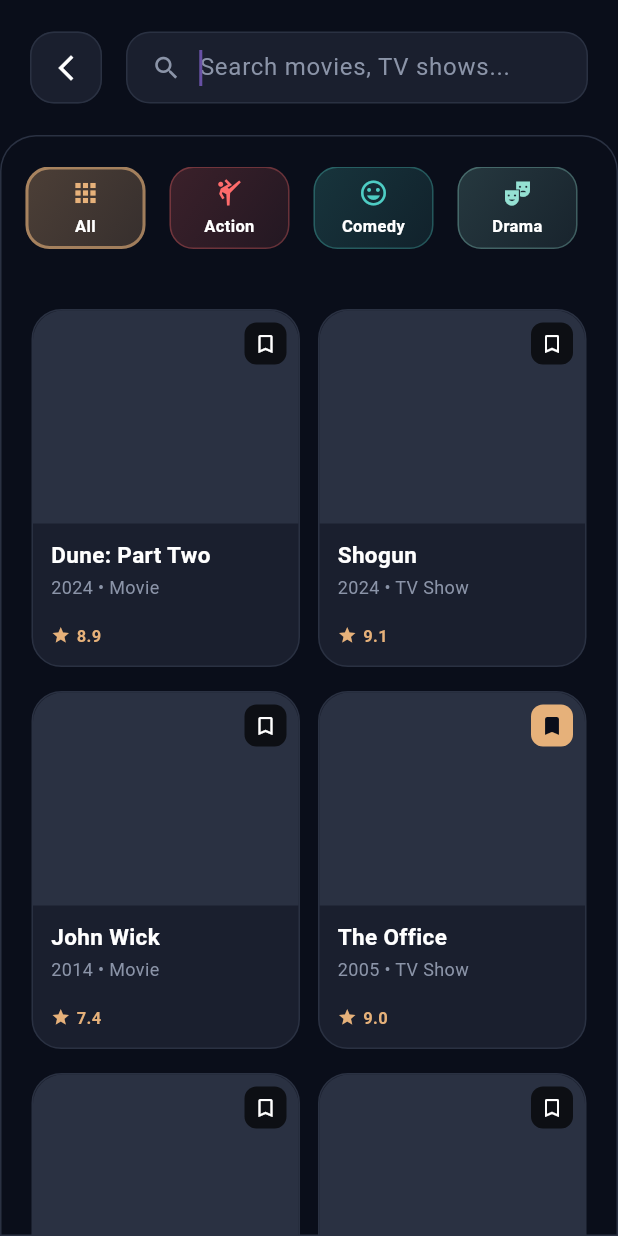
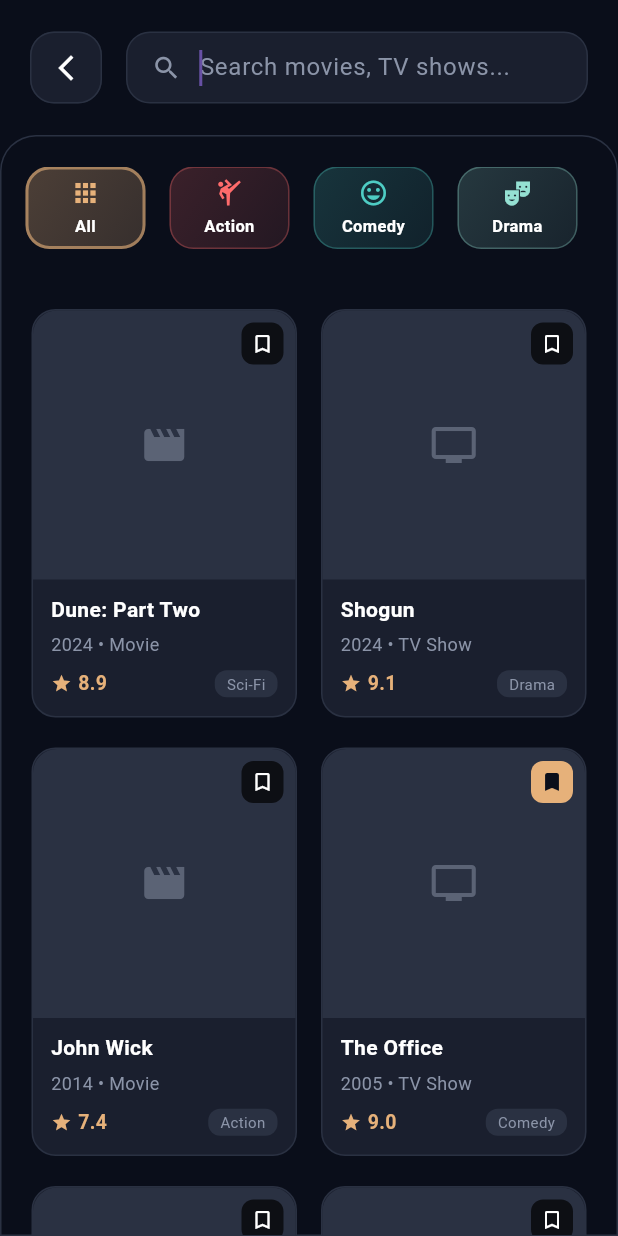
Before and after one commit to Fayroth/cine_nest, a Flutter app: the screen it shows after launch, after a tap on the "search" icon, on a phone screen of 412 x 824 dp. Run offline on Flutter 3.47's test engine with Material 3 defaults, Android fonts, the phone set to English and light mode, and no system bars; missing offline and left inert: window_manager.

Commit message:
fix(ui): improve search results layout and responsiveness
- Remove centered carousel view on desktop for better alignment
- Implement responsive grid with cards starting from left edge
- Add proper movie poster aspect ratio (2:3) for all screen sizes
- Increase column count dynamically based on screen width (2-7 columns)
- Enhance card design with expanded poster area and compact info section
- Add genre chips and improve visual hierarchy in search results
- Increase spacing between cards for better visual balance

The search results now display as a clean, left-aligned grid with properly
proportioned cards that scale naturally across all devices.

```diff
--- a/lib/UI/screens/HomeScreen.dart
+++ b/lib/UI/screens/HomeScreen.dart
@@ -106,6 +106,22 @@ class _HomeScreenState extends State<HomeScreen> with TickerProviderStateMixin {
       'rating': 8.8,
       'type': 'Movie',
       'isInWatchlist': false,
+    },
+    {
+      'title': 'Interstellar',
+      'year': '2014',
+      'genre': 'Sci-Fi',
+      'rating': 8.6,
+      'type': 'Movie',
+      'isInWatchlist': false,
+    },
+    {
+      'title': 'The Dark Knight',
+      'year': '2008',
+      'genre': 'Action',
+      'rating': 9.0,
+      'type': 'Movie',
+      'isInWatchlist': true,
     },
   ];
 
@@ -650,16 +666,20 @@ class _HomeScreenState extends State<HomeScreen> with TickerProviderStateMixin {
       builder: (context, constraints) {
         final screenWidth = constraints.maxWidth;
 
-        // Responsive columns similar to watchlist
+        // Calculate responsive columns
         int columns;
         if (screenWidth < 500) {
-          columns = 2; // Phones: 2 columns
-        } else if (screenWidth < 750) {
-          columns = 3; // Large phones/small tablets
-        } else if (screenWidth < 950) {
-          columns = 4; // Tablets
+          columns = 2;
+        } else if (screenWidth < 700) {
+          columns = 3;
+        } else if (screenWidth < 900) {
+          columns = 4;
+        } else if (screenWidth < 1200) {
+          columns = 5;
+        } else if (screenWidth < 1600) {
+          columns = 6;
         } else {
-          columns = 5; // Larger screens
+          columns = 7;
         }
 
         return GridView.builder(
@@ -667,66 +687,48 @@ class _HomeScreenState extends State<HomeScreen> with TickerProviderStateMixin {
           padding: EdgeInsets.all(20),
           gridDelegate: SliverGridDelegateWithFixedCrossAxisCount(
             crossAxisCount: columns,
-            crossAxisSpacing: 12,
-            mainAxisSpacing: 16,
-            childAspectRatio: screenWidth < 500 ? 0.75 : 0.7, // Taller on phones
+            crossAxisSpacing: 16,
+            mainAxisSpacing: 20,
+            childAspectRatio: 0.65, // Movie poster aspect ratio (approximately 2:3)
           ),
           itemCount: results.length,
           itemBuilder: (context, index) {
-            return _buildSearchResultCard(results[index], screenWidth);
-          },
-        );
-      },
-    );
-  }
-
-  Widget _buildSearchResultCard(Map<String, dynamic> item, double screenWidth) {
-    final isPhone = screenWidth < 500;
-
-    // Responsive font sizes
-    Map<String, double> fontSizes;
-    if (screenWidth < 500) {
-      fontSizes = {
-        'title': 15.0,
-        'subtitle': 12.0,
-        'rating': 11.0,
-      };
-    } else if (screenWidth < 750) {
-      fontSizes = {
-        'title': 14.0,
-        'subtitle': 11.0,
-        'rating': 10.0,
-      };
-    } else {
-      fontSizes = {
-        'title': 13.0,
-        'subtitle': 10.0,
-        'rating': 10.0,
-      };
-    }
-
+            return _buildSearchResultCard(results[index]);
+          },
+        );
+      },
+    );
+  }
+
+  // Unified search result card with proper aspect ratio
+  Widget _buildSearchResultCard(Map<String, dynamic> item) {
     return Container(
       decoration: BoxDecoration(
         color: Color(0xFF1A1F2E),
-        borderRadius: BorderRadius.circular(20),
+        borderRadius: BorderRadius.circular(16),
         border: Border.all(color: Color(0xFF2A3142), width: 1),
       ),
       child: Column(
         crossAxisAlignment: CrossAxisAlignment.start,
         children: [
-          // Poster area
+          // Poster area - takes up most of the card
           Expanded(
-            flex: 3,
+            child: Container(
+              decoration: BoxDecoration(
+                color: Color(0xFF2A3142),
+                borderRadius: BorderRadius.vertical(top: Radius.circular(16)),
+              ),
               child: Stack(
                 children: [
-                Container(
-                  width: double.infinity,
-                  decoration: BoxDecoration(
-                    color: Color(0xFF2A3142),
-                    borderRadius: BorderRadius.vertical(top: Radius.circular(20)),
-                  ),
-                ),
-                // Bookmark button in top-right corner
+                  // Placeholder for movie poster
+                  Center(
+                    child: Icon(
+                      item['type'] == 'Movie' ? Icons.movie : Icons.tv,
+                      color: Color(0xFF8B94A8).withOpacity(0.5),
+                      size: 32,
+                    ),
+                  ),
+                  // Bookmark button
                   Positioned(
                     top: 8,
                     right: 8,
@@ -759,57 +761,69 @@ class _HomeScreenState extends State<HomeScreen> with TickerProviderStateMixin {
                 ],
               ),
             ),
-          // Info area with better space management
-          Expanded(
-            flex: 2,
-            child: Padding(
-              padding: EdgeInsets.all(isPhone ? 12 : 8),
+          ),
+          // Info area - compact
+          Container(
+            padding: EdgeInsets.all(12),
             child: Column(
               crossAxisAlignment: CrossAxisAlignment.start,
               children: [
-                  // Title - single line only
+                // Title
                 Text(
                   item['title'],
                   style: TextStyle(
                     color: Colors.white,
-                      fontSize: fontSizes['title']!,
+                    fontSize: 14,
                     fontWeight: FontWeight.w600,
                     height: 1.2,
                   ),
-                    maxLines: 1, // Single line as requested
+                  maxLines: 2,
                   overflow: TextOverflow.ellipsis,
                 ),
-                  SizedBox(height: isPhone ? 6 : 4),
-                  // Subtitle
+                SizedBox(height: 6),
+                // Year and type
                 Text(
                   '${item['year']} • ${item['type']}',
                   style: TextStyle(
                     color: Color(0xFF8B94A8),
-                      fontSize: fontSizes['subtitle']!,
-                      height: 1.1,
+                    fontSize: 12,
                   ),
                   maxLines: 1,
                   overflow: TextOverflow.ellipsis,
                 ),
-                  // Spacer to push rating to bottom
+                SizedBox(height: 8),
+                // Rating
+                Row(
+                  children: [
+                    Icon(Icons.star, color: Color(0xFFE6B17A), size: 14),
+                    SizedBox(width: 4),
+                    Text(
+                      '${item['rating']}',
+                      style: TextStyle(
+                        color: Color(0xFFE6B17A),
+                        fontSize: 13,
+                        fontWeight: FontWeight.w600,
+                      ),
+                    ),
                     Spacer(),
-                  // Rating row
-                  Row(
-                    children: [
-                      Icon(Icons.star, color: Color(0xFFE6B17A), size: fontSizes['rating']! + 2),
-                      SizedBox(width: 4),
-                      Text(
-                        '${item['rating']}',
-                        style: TextStyle(
-                          color: Color(0xFFE6B17A),
-                          fontSize: fontSizes['rating']!,
-                          fontWeight: FontWeight.w600,
-                        ),
-                      ),
-                    ],
-                  ),
-                ],
-              ),
+                    // Genre chip
+                    Container(
+                      padding: EdgeInsets.symmetric(horizontal: 8, vertical: 2),
+                      decoration: BoxDecoration(
+                        color: Color(0xFF2A3142),
+                        borderRadius: BorderRadius.circular(8),
+                      ),
+                      child: Text(
+                        item['genre'],
+                        style: TextStyle(
+                          color: Color(0xFF8B94A8),
+                          fontSize: 10,
+                        ),
+                      ),
+                    ),
+                  ],
+                ),
+              ],
             ),
           ),
         ],
```
Lines whose indentation alone changed are shown as unchanged.
